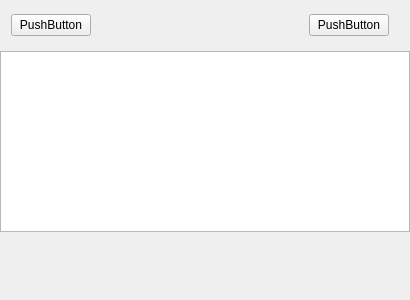
Above: mvp/mainwindow/mainwindow.ui from shuai132/qtlistwidget before the change. Below: the same form after it.
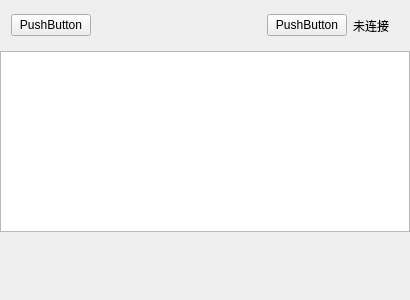
That is the form after the change.

```diff
--- a/mvp/mainwindow/mainwindow.ui
+++ b/mvp/mainwindow/mainwindow.ui
@@ -67,6 +67,13 @@
        </property>
       </widget>
      </item>
+     <item>
+      <widget class="QLabel" name="lbConState">
+       <property name="text">
+        <string>未连接</string>
+       </property>
+      </widget>
+     </item>
     </layout>
    </widget>
   </widget>
```
